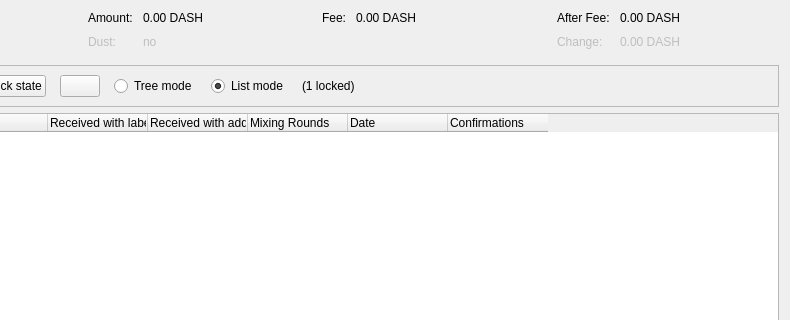
LKSCOIN/lkscoin-core, file src/qt/forms/coincontroldialog.ui: the form before one commit; both pictures show x 164 to 954 and y 0 to 320 of the 954 by 500 pixel window.
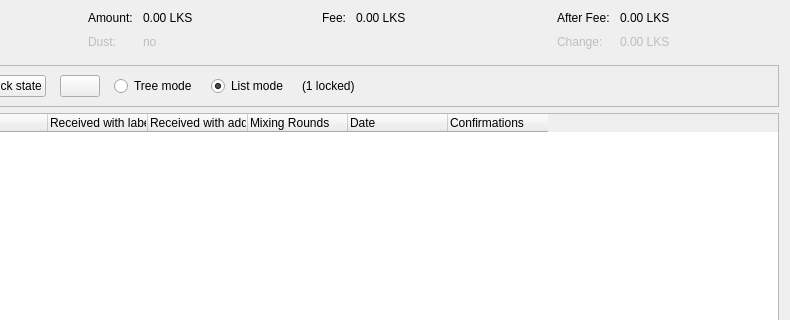
The form after the commit. Custom widgets are drawn as their Qt base class.

Commit message:
rebrand: dash -> lks (mechanical, no behavior change)
- File renames: dashd->lksd, dash-cli->lks-cli, dash-tx->lks-tx,
  bench_dash->bench_lks, test_dash->test_lks, icons, manpages, contrib.
- String mapping: 'Dash Core'->'Lksc Core', Dash->Lks, dash->lks,
  DASH->LKS; URLs to LKSCOIN/LKSCOIN and lksfoundation.org.
- External library names preserved: bls-dash, leveldb, secp256k1,
  univalue (vendored upstream code untouched under depends/).
No consensus or behavior change intended in this commit.

Diff of the .ui file:
```diff
--- a/src/qt/forms/coincontroldialog.ui
+++ b/src/qt/forms/coincontroldialog.ui
@@ -114,7 +114,7 @@
           <enum>Qt::ActionsContextMenu</enum>
          </property>
          <property name="text">
-          <string notr="true">0.00 DASH</string>
+          <string notr="true">0.00 LKS</string>
          </property>
          <property name="textInteractionFlags">
           <set>Qt::LinksAccessibleByMouse|Qt::TextSelectableByKeyboard|Qt::TextSelectableByMouse</set>
@@ -182,7 +182,7 @@
           <enum>Qt::ActionsContextMenu</enum>
          </property>
          <property name="text">
-          <string notr="true">0.00 DASH</string>
+          <string notr="true">0.00 LKS</string>
          </property>
          <property name="textInteractionFlags">
           <set>Qt::LinksAccessibleByMouse|Qt::TextSelectableByKeyboard|Qt::TextSelectableByMouse</set>
@@ -221,7 +221,7 @@
           <enum>Qt::ActionsContextMenu</enum>
          </property>
          <property name="text">
-          <string notr="true">0.00 DASH</string>
+          <string notr="true">0.00 LKS</string>
          </property>
          <property name="textInteractionFlags">
           <set>Qt::LinksAccessibleByMouse|Qt::TextSelectableByKeyboard|Qt::TextSelectableByMouse</set>
@@ -250,7 +250,7 @@
           <enum>Qt::ActionsContextMenu</enum>
          </property>
          <property name="text">
-          <string notr="true">0.00 DASH</string>
+          <string notr="true">0.00 LKS</string>
          </property>
          <property name="textInteractionFlags">
           <set>Qt::LinksAccessibleByMouse|Qt::TextSelectableByKeyboard|Qt::TextSelectableByMouse</set>
```
The commit also changes 746 other files.
